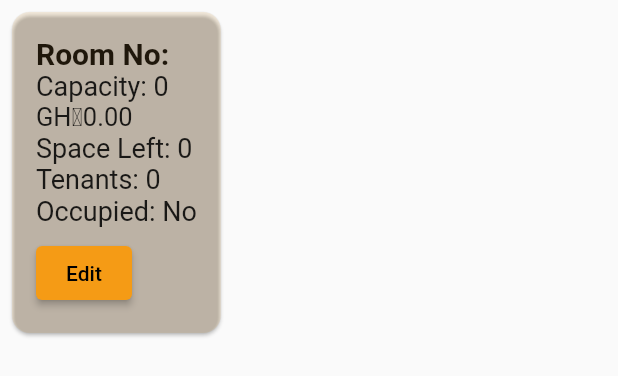
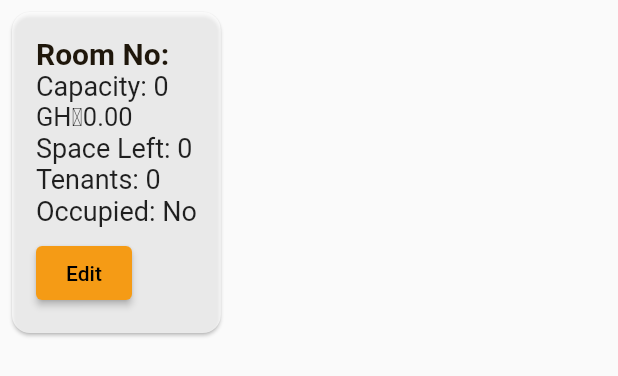
Before and after one commit to Codernointed/iremmiaa, a Flutter app: the RoomCard widget shown alone on an empty page, opened directly with empty values, on a phone screen of 412 x 824 dp. Shown: the top 376 px of the screen. Run offline on Flutter 3.47's test engine with Material 2 defaults, Android fonts, the phone set to English and light mode, and no system bars; our stand-ins replace cached_network_image, flutter_secure_storage, font_awesome_flutter, google_fonts; missing offline and left inert: qr_code_scanner; accounts and stored records are empty; network calls fail.

Commit message:
changed the background color

```diff
--- a/lib/pages/room_details_page.dart
+++ b/lib/pages/room_details_page.dart
@@ -422,7 +422,7 @@ class RoomCard extends StatelessWidget {
         borderRadius: BorderRadius.circular(12.0),
       ),
       margin: const EdgeInsets.all(8.0),
-      color: const Color(0xFFF59B15).withOpacity(0.1),
+      color: Colors.white70,
       child: Padding(
         padding: const EdgeInsets.all(16.0),
         child: IntrinsicHeight(
```
